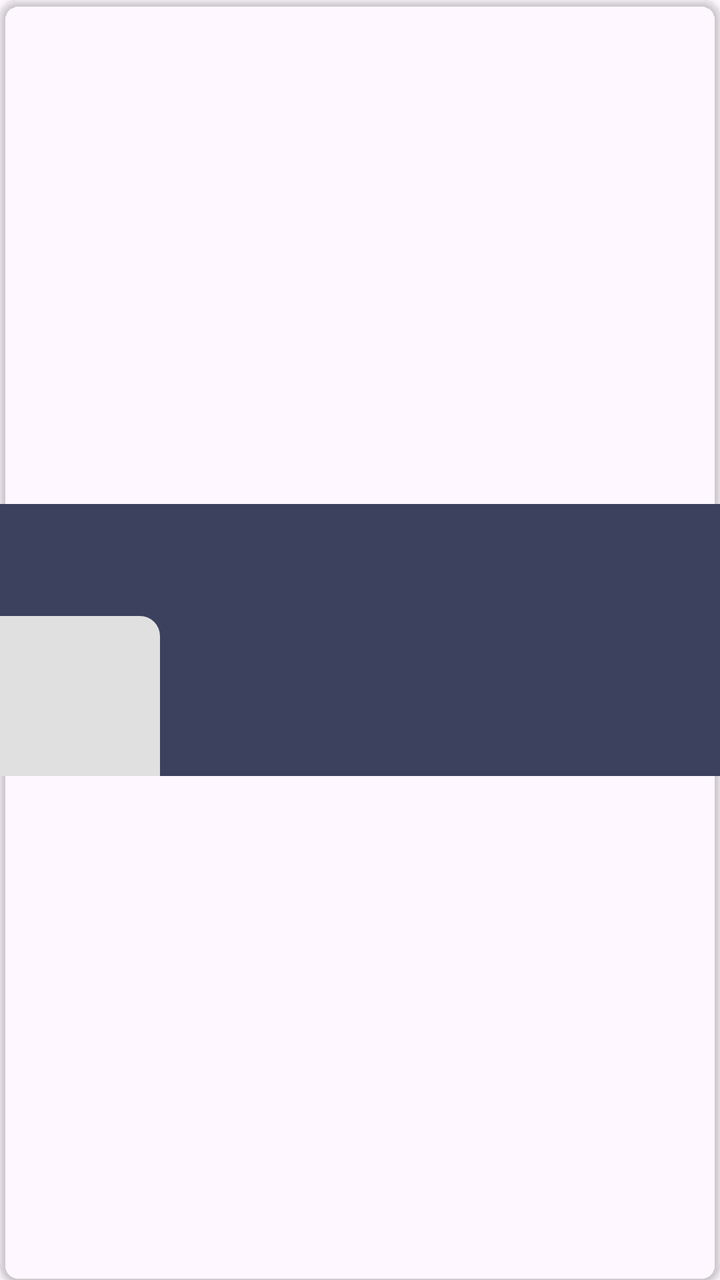
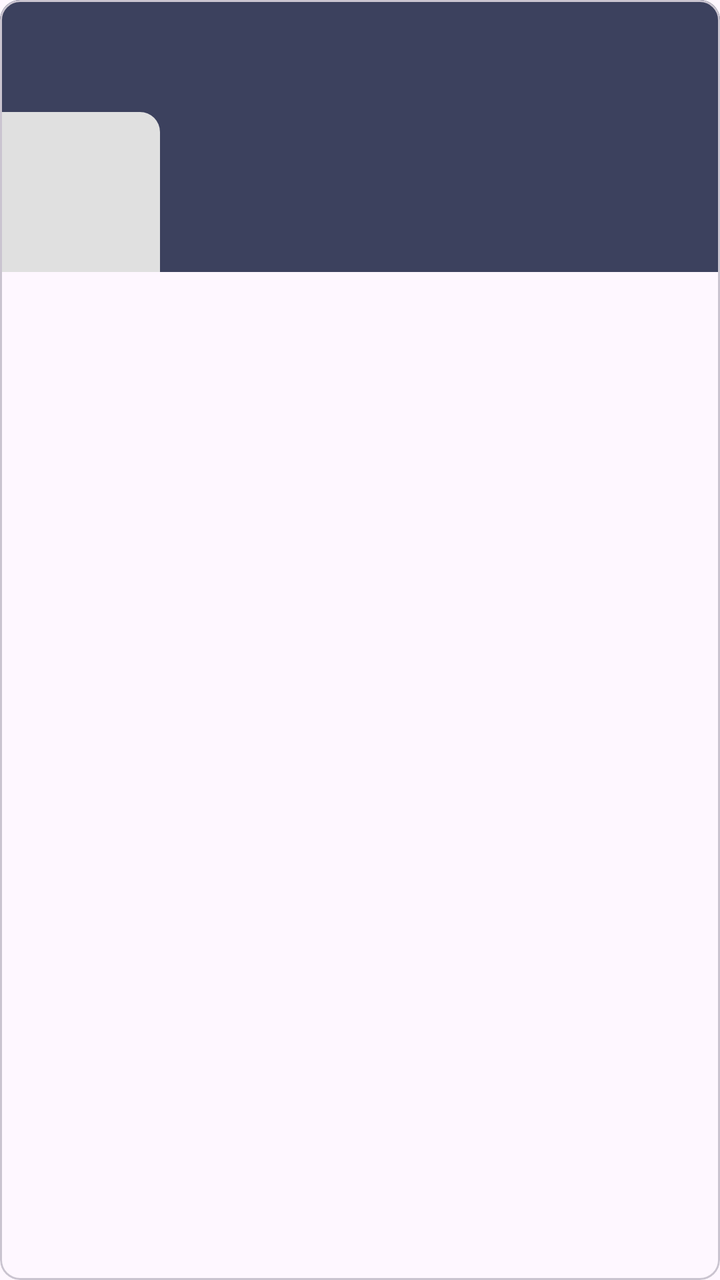

Compare the two renders of this Android layout. The source of the first and the diff that turns it into the second are given below.
<!-- AndroidManifest.xml: application theme Base.Theme.MainApp -->
<!-- res/layout/item_blogger.xml -->
<?xml version="1.0" encoding="utf-8"?>
<androidx.cardview.widget.CardView xmlns:android="http://schemas.android.com/apk/res/android"
    xmlns:app="http://schemas.android.com/apk/res-auto"
    android:id="@+id/card"
    android:layout_width="match_parent"
    android:layout_height="wrap_content"
    android:layout_marginHorizontal="10sp"
    android:layout_marginBottom="10sp"
    android:elevation="6sp"
    app:cardBackgroundColor="@android:color/transparent"
    app:cardCornerRadius="10dp">

    <LinearLayout
        android:id="@+id/item"
        android:layout_width="match_parent"
        android:layout_height="wrap_content"
        android:layout_gravity="center"
        android:background="?background"
        android:gravity="center"
        android:orientation="vertical">

        <RelativeLayout
            android:layout_width="match_parent"
            android:layout_height="wrap_content">

            <TextView
                android:id="@+id/title"
                android:layout_width="match_parent"
                android:layout_height="wrap_content"
                android:layout_marginHorizontal="10sp"
                android:layout_marginTop="5sp"
                android:textColor="@color/white"
                android:textSize="20sp"
                android:textStyle="bold" />

            <TextView
                android:paddingBottom="5dp"
                android:id="@+id/publishInfo"
                android:layout_width="match_parent"
                android:layout_height="wrap_content"
                android:layout_below="@+id/title"
                android:layout_marginHorizontal="10sp"
                android:textColor="@color/white" />

            <com.google.android.material.imageview.ShapeableImageView
                android:id="@+id/image"
                android:layout_width="80sp"
                android:layout_height="80sp"
                android:layout_below="@+id/publishInfo"
                android:scaleType="centerCrop"
                android:src="@color/image_profile"
                app:shapeAppearanceOverlay="@style/ShapeAppearance.TopRightRounded" />

            <TextView
                android:id="@+id/description"
                android:layout_width="match_parent"
                android:layout_height="wrap_content"
                android:layout_below="@+id/publishInfo"
                android:layout_marginHorizontal="10sp"
                android:layout_marginStart="5sp"
                android:layout_marginTop="5sp"
                android:layout_marginEnd="5sp"
                android:layout_marginBottom="5sp"
                android:layout_toEndOf="@+id/image"
                android:ellipsize="end"
                android:maxLines="4"
                android:textColor="@color/white" />

        </RelativeLayout>

    </LinearLayout>

</androidx.cardview.widget.CardView>
<!-- resources referenced by this layout -->
<resources>
  <color name="image_profile">#e0e0e0</color>
  <color name="white">#ffffff</color>
  <style name="ShapeAppearance.TopRightRounded" parent="">
          <item name="cornerFamily">rounded</item>
          <item name="cornerSizeTopRight">10dp</item>
          <item name="cornerSizeTopLeft">0dp</item>
          <item name="cornerSizeBottomRight">0dp</item>
          <item name="cornerSizeBottomLeft">0dp</item>
      </style>
  <style name="Base.Theme.MainApp" parent="Theme.Material3.DayNight.NoActionBar">
          <item name="android:statusBarColor">@color/white</item>
          <item name="android:windowLightStatusBar">true</item>
          
          <item name="colorPrimary">@color/colorPrimary</item>
          <item name="colorPrimaryDark">@color/basic_2</item>
          <item name="colorAccent">@color/basic_2</item>
          <item name="color">@color/white</item>
          <item name="background">@color/basic_2</item>
          <item name="tickColor">@color/basic_2</item>
          <item name="trackColor">@color/basic_2</item>
          <item name="colorOnBackground">@color/white</item>
          <item name="colorError">@color/dark</item>
          <item name="colorOnError">@color/basic_2</item>
      </style>
  <color name="colorPrimary">#fff</color>
      //Needed
  <color name="basic_2">#3c415e</color>
  <color name="dark">#000000</color>
</resources>

<!-- the commit's change to res/layout/item_blogger.xml (unified diff, before → after) -->
@@ -1,5 +1,5 @@
 <?xml version="1.0" encoding="utf-8"?>
-<androidx.cardview.widget.CardView xmlns:android="http://schemas.android.com/apk/res/android"
+<com.google.android.material.card.MaterialCardView xmlns:android="http://schemas.android.com/apk/res/android"
     xmlns:app="http://schemas.android.com/apk/res-auto"
     android:id="@+id/card"
     android:layout_width="match_parent"
@@ -10,64 +10,54 @@
     app:cardBackgroundColor="@android:color/transparent"
     app:cardCornerRadius="10dp">
 
-    <LinearLayout
+    <RelativeLayout
         android:id="@+id/item"
+        android:background="?attr/background"
         android:layout_width="match_parent"
-        android:layout_height="wrap_content"
-        android:layout_gravity="center"
-        android:background="?background"
-        android:gravity="center"
-        android:orientation="vertical">
+        android:layout_height="wrap_content">
 
-        <RelativeLayout
+        <TextView
+            android:id="@+id/title"
             android:layout_width="match_parent"
-            android:layout_height="wrap_content">
+            android:layout_height="wrap_content"
+            android:layout_marginHorizontal="10dp"
+            android:layout_marginTop="5dp"
+            android:textColor="@color/white"
+            android:textSize="20sp"
+            android:textStyle="bold" />
 
-            <TextView
-                android:id="@+id/title"
-                android:layout_width="match_parent"
-                android:layout_height="wrap_content"
-                android:layout_marginHorizontal="10sp"
-                android:layout_marginTop="5sp"
-                android:textColor="@color/white"
-                android:textSize="20sp"
-                android:textStyle="bold" />
+        <TextView
+            android:id="@+id/publishInfo"
+            android:layout_width="match_parent"
+            android:layout_height="wrap_content"
+            android:layout_below="@+id/title"
+            android:layout_marginHorizontal="10dp"
+            android:paddingBottom="5dp"
+            android:textColor="@color/white" />
 
-            <TextView
-                android:paddingBottom="5dp"
-                android:id="@+id/publishInfo"
-                android:layout_width="match_parent"
-                android:layout_height="wrap_content"
-                android:layout_below="@+id/title"
-                android:layout_marginHorizontal="10sp"
-                android:textColor="@color/white" />
+        <com.google.android.material.imageview.ShapeableImageView
+            android:id="@+id/image"
+            android:layout_width="80dp"
+            android:layout_height="80dp"
+            android:layout_below="@+id/publishInfo"
+            android:scaleType="centerCrop"
+            android:src="@color/image_profile"
+            app:shapeAppearanceOverlay="@style/ShapeAppearance.TopRightRounded" />
 
-            <com.google.android.material.imageview.ShapeableImageView
-                android:id="@+id/image"
-                android:layout_width="80sp"
-                android:layout_height="80sp"
-                android:layout_below="@+id/publishInfo"
-                android:scaleType="centerCrop"
-                android:src="@color/image_profile"
-                app:shapeAppearanceOverlay="@style/ShapeAppearance.TopRightRounded" />
+        <TextView
+            android:id="@+id/description"
+            android:layout_width="match_parent"
+            android:layout_height="wrap_content"
+            android:layout_below="@+id/publishInfo"
+            android:layout_marginStart="5dp"
+            android:layout_marginTop="5dp"
+            android:layout_marginEnd="10dp"
+            android:layout_marginBottom="5dp"
+            android:layout_toEndOf="@+id/image"
+            android:ellipsize="end"
+            android:maxLines="4"
+            android:textColor="@color/white" />
 
-            <TextView
-                android:id="@+id/description"
-                android:layout_width="match_parent"
-                android:layout_height="wrap_content"
-                android:layout_below="@+id/publishInfo"
-                android:layout_marginHorizontal="10sp"
-                android:layout_marginStart="5sp"
-                android:layout_marginTop="5sp"
-                android:layout_marginEnd="5sp"
-                android:layout_marginBottom="5sp"
-                android:layout_toEndOf="@+id/image"
-                android:ellipsize="end"
-                android:maxLines="4"
-                android:textColor="@color/white" />
+    </RelativeLayout>
 
-        </RelativeLayout>
-
-    </LinearLayout>
-
-</androidx.cardview.widget.CardView>
+</com.google.android.material.card.MaterialCardView>
